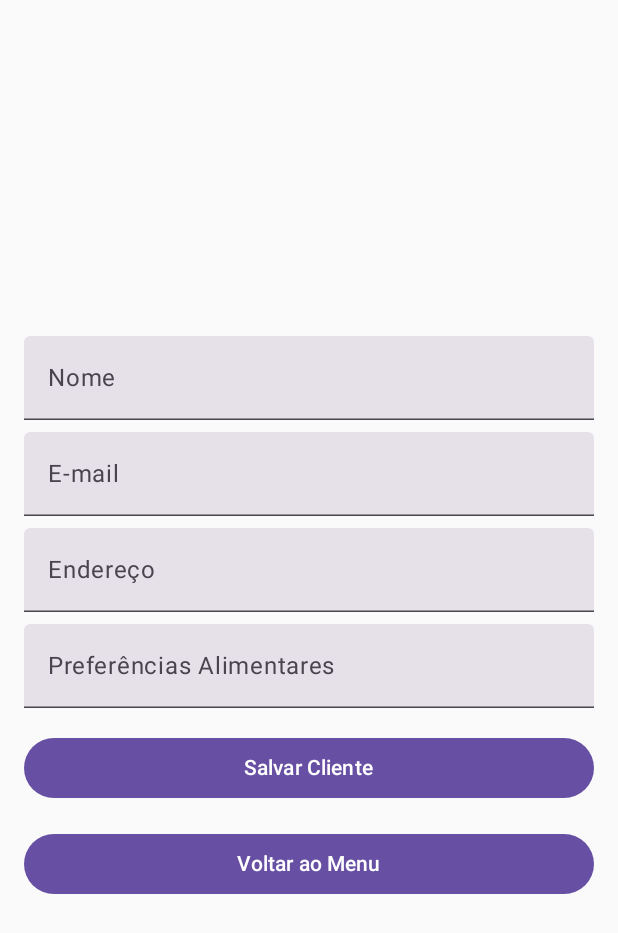
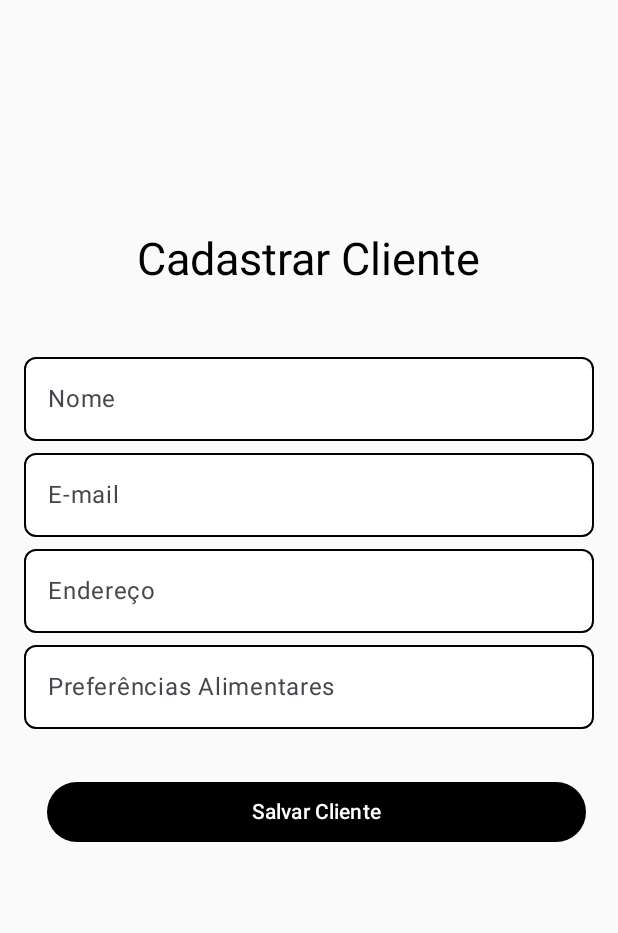
Before and after one commit to pablopasquim/MarmitasProjetos, an Android app built with Jetpack Compose: the ClienteActivity screen opened directly, with no data from a screen before it, after a tap on "Cadastrar Cliente", on a phone screen of 412 x 824 dp. Shown: the top 933 px of the screen. Run offline under Robolectric (Android 15) with nearby library versions, the phone set to English and light mode, and no system bars; our stand-ins replace Room's generated code.

Commit message:
added new client aticvity ui and bugfixes

```diff
--- a/app/build.gradle.kts
+++ b/app/build.gradle.kts
@@ -31,8 +31,7 @@ android {
         }
     }
     compileOptions {
-        sourceCompatibility = JavaVersion.VERSION_17
-        targetCompatibility = JavaVersion.VERSION_17
+
     }
     kotlinOptions {
         jvmTarget = "17"
--- a/app/src/main/AndroidManifest.xml
+++ b/app/src/main/AndroidManifest.xml
@@ -11,7 +11,7 @@
         android:roundIcon="@mipmap/ic_launcher_round"
         android:supportsRtl="true"
         android:theme="@style/Theme.Marmitasapp"
-        tools:targetApi="31">
+        tools:targetApi="34">
         <activity
             android:name=".MarmitaActivity"
             android:exported="false"
--- a/app/src/main/java/com/example/marmitasapp/ClienteActivity.kt
+++ b/app/src/main/java/com/example/marmitasapp/ClienteActivity.kt
@@ -28,6 +28,7 @@ import androidx.compose.material3.Text
 import androidx.compose.material3.TextField
 import androidx.compose.material3.TextFieldDefaults
 import androidx.compose.runtime.Composable
+import androidx.compose.runtime.LaunchedEffect
 import androidx.compose.runtime.getValue
 import androidx.compose.runtime.mutableStateOf
 import androidx.compose.runtime.remember
@@ -128,14 +129,35 @@ fun ClientesMenu(navController: NavController) {
     }
 }
 
+@OptIn(ExperimentalMaterial3Api::class)
 @Composable
 fun CadastrarClienteScreen(viewModel: ClienteViewModel, onFinish: () -> Unit) {
-    // Lógica de cadastro de cliente
     var nome by remember { mutableStateOf("") }
     var email by remember { mutableStateOf("") }
     var endereco by remember { mutableStateOf("") }
     var preferencias by remember { mutableStateOf("") }
     val resultadoMensagem = viewModel.resultadoMensagem.value
+
+
+
+    Box(modifier = Modifier.fillMaxWidth()) {
+        Text(
+            "Cadastrar Cliente",
+            modifier = Modifier
+                .padding(top = 155.dp, bottom = 16.dp)
+                .align(Alignment.Center),
+            style = TextStyle(fontSize = 30.sp)
+        )
+    }
+
+
+
+    LaunchedEffect(resultadoMensagem) {
+        if (resultadoMensagem == "Cliente salvo com sucesso!") {
+            onFinish()
+            viewModel.clearMensagem()
+        }
+    }
 
     Column(
         modifier = Modifier
@@ -148,7 +170,20 @@ fun CadastrarClienteScreen(viewModel: ClienteViewModel, onFinish: () -> Unit) {
             value = nome,
             onValueChange = { nome = it },
             label = { Text("Nome") },
-            modifier = Modifier.fillMaxWidth()
+            modifier = Modifier
+                .fillMaxWidth()
+                .border(
+                    width = 1.dp,
+                    color = Color.Black,
+                    shape = RoundedCornerShape(8.dp)
+                ),
+            textStyle = TextStyle(color = Color.Black),
+            colors = TextFieldDefaults.textFieldColors(
+                containerColor = Color.White,
+                cursorColor = Color.Black,
+                focusedIndicatorColor = Color.Transparent,
+                unfocusedIndicatorColor = Color.Transparent
+            )
         )
 
         Spacer(modifier = Modifier.height(8.dp))
@@ -157,7 +192,20 @@ fun CadastrarClienteScreen(viewModel: ClienteViewModel, onFinish: () -> Unit) {
             value = email,
             onValueChange = { email = it },
             label = { Text("E-mail") },
-            modifier = Modifier.fillMaxWidth()
+            modifier = Modifier
+                .fillMaxWidth()
+                .border(
+                    width = 1.dp,
+                    color = Color.Black,
+                    shape = RoundedCornerShape(8.dp)
+                ),
+            textStyle = TextStyle(color = Color.Black),
+            colors = TextFieldDefaults.textFieldColors(
+                containerColor = Color.White,
+                cursorColor = Color.Black,
+                focusedIndicatorColor = Color.Transparent,
+                unfocusedIndicatorColor = Color.Transparent
+            )
         )
 
         Spacer(modifier = Modifier.height(8.dp))
@@ -166,7 +214,20 @@ fun CadastrarClienteScreen(viewModel: ClienteViewModel, onFinish: () -> Unit) {
             value = endereco,
             onValueChange = { endereco = it },
             label = { Text("Endereço") },
-            modifier = Modifier.fillMaxWidth()
+            modifier = Modifier
+                .fillMaxWidth()
+                .border(
+                    width = 1.dp,
+                    color = Color.Black,
+                    shape = RoundedCornerShape(8.dp)
+                ),
+            textStyle = TextStyle(color = Color.Black),
+            colors = TextFieldDefaults.textFieldColors(
+                containerColor = Color.White,
+                cursorColor = Color.Black,
+                focusedIndicatorColor = Color.Transparent,
+                unfocusedIndicatorColor = Color.Transparent
+            )
         )
 
         Spacer(modifier = Modifier.height(8.dp))
@@ -175,7 +236,20 @@ fun CadastrarClienteScreen(viewModel: ClienteViewModel, onFinish: () -> Unit) {
             value = preferencias,
             onValueChange = { preferencias = it },
             label = { Text("Preferências Alimentares") },
-            modifier = Modifier.fillMaxWidth()
+            modifier = Modifier
+                .fillMaxWidth()
+                .border(
+                    width = 1.dp,
+                    color = Color.Black,
+                    shape = RoundedCornerShape(8.dp)
+                ),
+            textStyle = TextStyle(color = Color.Black),
+            colors = TextFieldDefaults.textFieldColors(
+                containerColor = Color.White,
+                cursorColor = Color.Black,
+                focusedIndicatorColor = Color.Transparent,
+                unfocusedIndicatorColor = Color.Transparent
+            )
         )
 
         Spacer(modifier = Modifier.height(16.dp))
@@ -183,10 +257,13 @@ fun CadastrarClienteScreen(viewModel: ClienteViewModel, onFinish: () -> Unit) {
         Button(
             onClick = {
                 viewModel.inserirCliente(nome, email, endereco, preferencias)
-                if (resultadoMensagem == "Cliente salvo com sucesso!") {
-                }
             },
-            modifier = Modifier.fillMaxWidth()
+            modifier = Modifier
+                .fillMaxWidth()
+                .padding(start = 10.dp, top = 10.dp)
+                .clip(CircleShape)
+                .padding(5.dp),
+            colors = ButtonDefaults.buttonColors(containerColor = Color.Black)
         ) {
             Text("Salvar Cliente")
         }
@@ -196,20 +273,18 @@ fun CadastrarClienteScreen(viewModel: ClienteViewModel, onFinish: () -> Unit) {
         if (resultadoMensagem.isNotBlank()) {
             Text(text = resultadoMensagem)
         }
-
-        Button(
-            onClick = onFinish,
-            modifier = Modifier.fillMaxWidth()
-        ) {
-            Text("Voltar ao Menu")
-        }
     }
 }
+
 
 @OptIn(ExperimentalMaterial3Api::class)
 @Composable
 fun VisualizarClientesScreen(viewModel: ClienteViewModel, navController: NavController) {
     var searchEmail by remember { mutableStateOf("") }
+
+    val onFinish: () -> Unit = {
+        navController.popBackStack()
+    }
 
     Column(
         modifier = Modifier
@@ -221,8 +296,8 @@ fun VisualizarClientesScreen(viewModel: ClienteViewModel, navController: NavCont
         Row(
             modifier = Modifier
                 .fillMaxWidth()
-                .padding(horizontal = 10.dp, vertical = 10.dp), // Add padding around the Row
-            horizontalArrangement = Arrangement.SpaceBetween, // Space elements apart
+                .padding(horizontal = 10.dp, vertical = 10.dp),
+            horizontalArrangement = Arrangement.SpaceBetween,
             verticalAlignment = Alignment.CenterVertically
         ) {
             Button(
@@ -349,14 +424,38 @@ fun VisualizarClientesScreen(viewModel: ClienteViewModel, navController: NavCont
     }
 }
 
+
+@OptIn(ExperimentalMaterial3Api::class)
 @Composable
-fun EditarClienteScreen(cliente: Cliente, viewModel: ClienteViewModel, onFinish: () -> Unit) {
+fun EditarClienteScreen(
+    cliente: Cliente,
+    viewModel: ClienteViewModel,
+    onFinish: () -> Unit
+) {
     var nome by remember { mutableStateOf(cliente.nome) }
     var email by remember { mutableStateOf(cliente.email) }
     var endereco by remember { mutableStateOf(cliente.endereco) }
     var preferencias by remember { mutableStateOf(cliente.preferencias) }
+    val resultadoMensagem = viewModel.resultadoMensagem.value
 
-    val resultadoMensagem = viewModel.resultadoMensagem.value
+    LaunchedEffect(resultadoMensagem) {
+        if (resultadoMensagem == "Cliente atualizado com sucesso!") {
+            onFinish()
+            viewModel.clearMensagem()
+        }
+    }
+
+    val isChanged = nome != cliente.nome || email != cliente.email || endereco != cliente.endereco || preferencias != cliente.preferencias
+
+    Box(modifier = Modifier.fillMaxWidth()) {
+        Text(
+            "Editar Cliente",
+            modifier = Modifier
+                .padding(top = 155.dp, bottom = 16.dp)
+                .align(Alignment.Center),
+            style = TextStyle(fontSize = 30.sp)
+        )
+    }
 
     Column(
         modifier = Modifier
@@ -369,7 +468,20 @@ fun EditarClienteScreen(cliente: Cliente, viewModel: ClienteViewModel, onFinish:
             value = nome,
             onValueChange = { nome = it },
             label = { Text("Nome") },
-            modifier = Modifier.fillMaxWidth()
+            modifier = Modifier
+                .fillMaxWidth()
+                .border(
+                    width = 1.dp,
+                    color = Color.Black,
+                    shape = RoundedCornerShape(8.dp)
+                ),
+            textStyle = TextStyle(color = Color.Black),
+            colors = TextFieldDefaults.textFieldColors(
+                containerColor = Color.White,
+                cursorColor = Color.Black,
+                focusedIndicatorColor = Color.Transparent,
+                unfocusedIndicatorColor = Color.Transparent
+            )
         )
 
         Spacer(modifier = Modifier.height(8.dp))
@@ -378,7 +490,20 @@ fun EditarClienteScreen(cliente: Cliente, viewModel: ClienteViewModel, onFinish:
             value = email,
             onValueChange = { email = it },
             label = { Text("E-mail") },
-            modifier = Modifier.fillMaxWidth()
+            modifier = Modifier
+                .fillMaxWidth()
+                .border(
+                    width = 1.dp,
+                    color = Color.Black,
+                    shape = RoundedCornerShape(8.dp)
+                ),
+            textStyle = TextStyle(color = Color.Black),
+            colors = TextFieldDefaults.textFieldColors(
+                containerColor = Color.White,
+                cursorColor = Color.Black,
+                focusedIndicatorColor = Color.Transparent,
+                unfocusedIndicatorColor = Color.Transparent
+            )
         )
 
         Spacer(modifier = Modifier.height(8.dp))
@@ -387,7 +512,20 @@ fun EditarClienteScreen(cliente: Cliente, viewModel: ClienteViewModel, onFinish:
             value = endereco,
             onValueChange = { endereco = it },
             label = { Text("Endereço") },
-            modifier = Modifier.fillMaxWidth()
+            modifier = Modifier
+                .fillMaxWidth()
+                .border(
+                    width = 1.dp,
+                    color = Color.Black,
+                    shape = RoundedCornerShape(8.dp)
+                ),
+            textStyle = TextStyle(color = Color.Black),
+            colors = TextFieldDefaults.textFieldColors(
+                containerColor = Color.White,
+                cursorColor = Color.Black,
+                focusedIndicatorColor = Color.Transparent,
+                unfocusedIndicatorColor = Color.Transparent
+            )
         )
 
         Spacer(modifier = Modifier.height(8.dp))
@@ -396,19 +534,36 @@ fun EditarClienteScreen(cliente: Cliente, viewModel: ClienteViewModel, onFinish:
             value = preferencias,
             onValueChange = { preferencias = it },
             label = { Text("Preferências Alimentares") },
-            modifier = Modifier.fillMaxWidth()
+            modifier = Modifier
+                .fillMaxWidth()
+                .border(
+                    width = 1.dp,
+                    color = Color.Black,
+                    shape = RoundedCornerShape(8.dp)
+                ),
+            textStyle = TextStyle(color = Color.Black),
+            colors = TextFieldDefaults.textFieldColors(
+                containerColor = Color.White,
+                cursorColor = Color.Black,
+                focusedIndicatorColor = Color.Transparent,
+                unfocusedIndicatorColor = Color.Transparent
+            )
         )
 
         Spacer(modifier = Modifier.height(16.dp))
 
         Button(
             onClick = {
-                viewModel.atualizarCliente(cliente.id, nome, email, endereco, preferencias)
-                if (resultadoMensagem == "Cliente atualizado com sucesso!") {
-                    onFinish() // Chama o onFinish para navegar de volta
+                if (isChanged) {
+                    viewModel.atualizarCliente(cliente.id, nome, email, endereco, preferencias)
                 }
             },
-            modifier = Modifier.fillMaxWidth()
+            modifier = Modifier
+                .fillMaxWidth()
+                .padding(start = 10.dp, top = 10.dp)
+                .clip(CircleShape)
+                .padding(5.dp),
+            colors = ButtonDefaults.buttonColors(containerColor = Color.Black)
         ) {
             Text("Salvar Alterações")
         }
--- a/app/src/main/java/com/example/marmitasapp/ViewModel/ClienteViewModel.kt
+++ b/app/src/main/java/com/example/marmitasapp/ViewModel/ClienteViewModel.kt
@@ -15,6 +15,7 @@ class ClienteViewModel(private val clienteDao: ClienteDAO) : ViewModel() {
         private set
 
     var resultadoMensagem = mutableStateOf("") // Variável para armazenar a mensagem de resultado
+
 
     init {
         carregarClientes()
@@ -85,4 +86,9 @@ class ClienteViewModel(private val clienteDao: ClienteDAO) : ViewModel() {
         }
         return cliente
     }
+
+    fun clearMensagem() {
+        resultadoMensagem.value = ""
+    }
+
 }
```
